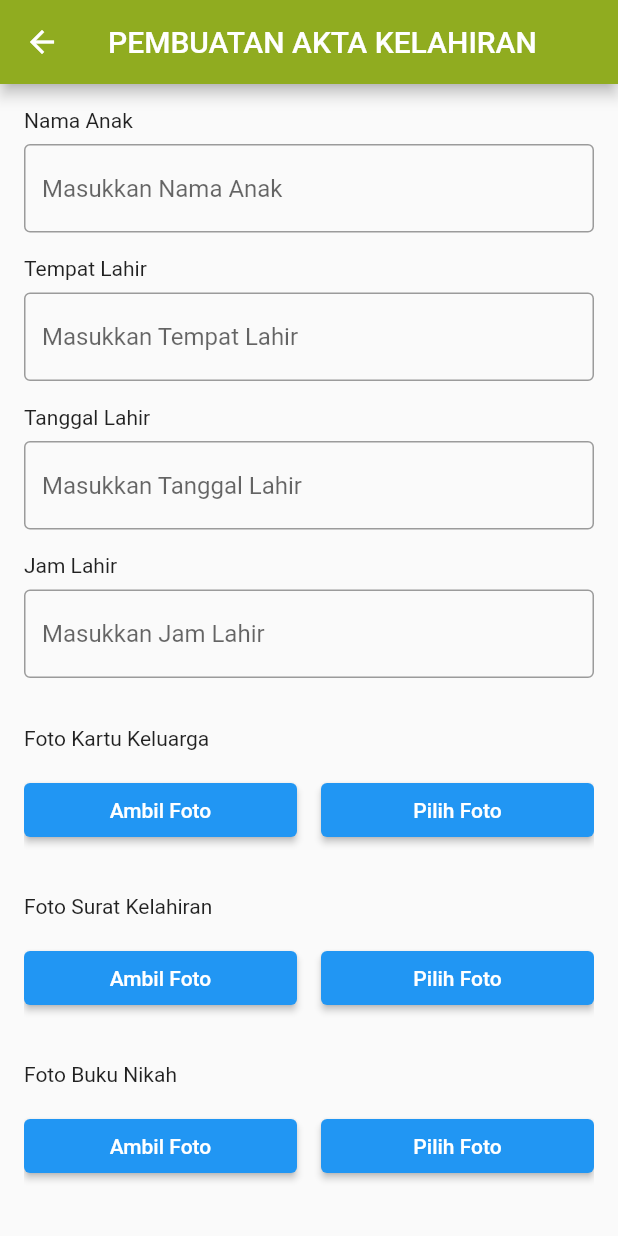
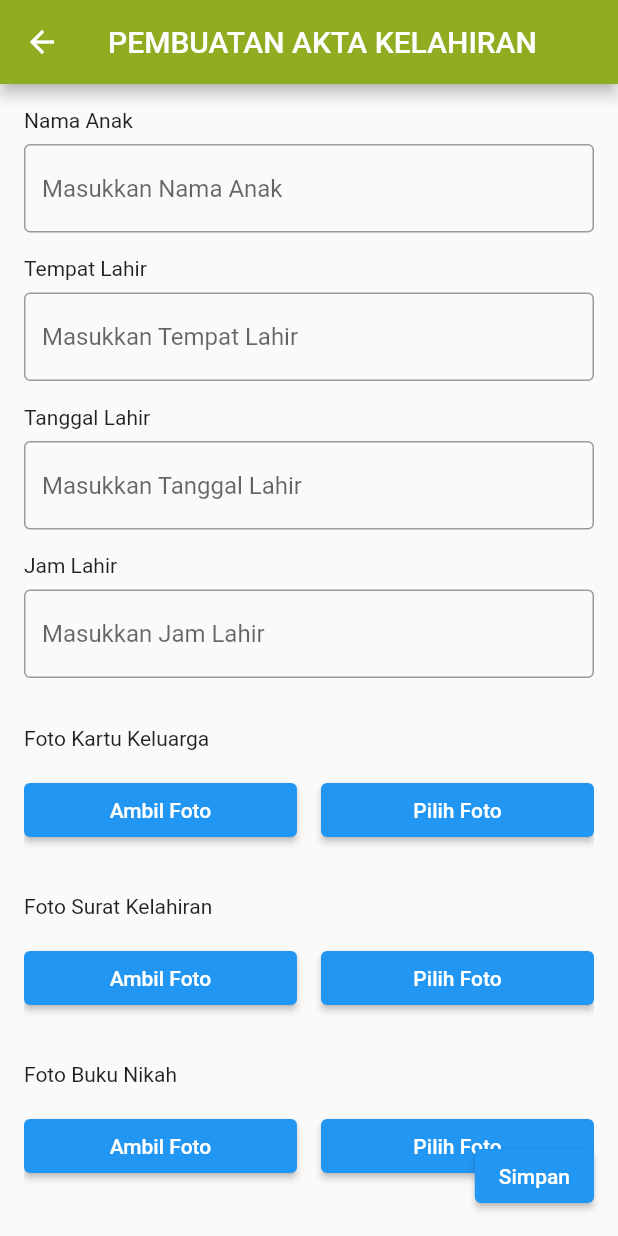
Before and after one commit to MahessaGintara/DukcapilFlutterApp, a Flutter app: the AktaKelahiranPage screen opened directly, on a phone screen of 412 x 824 dp. Run offline on Flutter 3.47's test engine with Material 2 defaults, Android fonts, the light colour scheme and no system bars; our stand-ins replace font_awesome_flutter, image_picker.

Commit message:
add button submit at pembuatan akta kelahiran page

```diff
--- a/lib/view/akta_kelahiran_page.dart
+++ b/lib/view/akta_kelahiran_page.dart
@@ -273,6 +273,19 @@ class _AktaKelahiranPageState extends State<AktaKelahiranPage> {
                 );
               },
             ),
+            // button here
+            Positioned(
+              bottom: 0,
+              right: 0,
+              child: ElevatedButton(
+                onPressed: () {
+                  if (_formKey.currentState!.validate()) {
+                    _formKey.currentState!.save();
+                  }
+                },
+                child: const Text("Simpan"),
+              ),
+            ),
           ],
         ),
       ),
```
